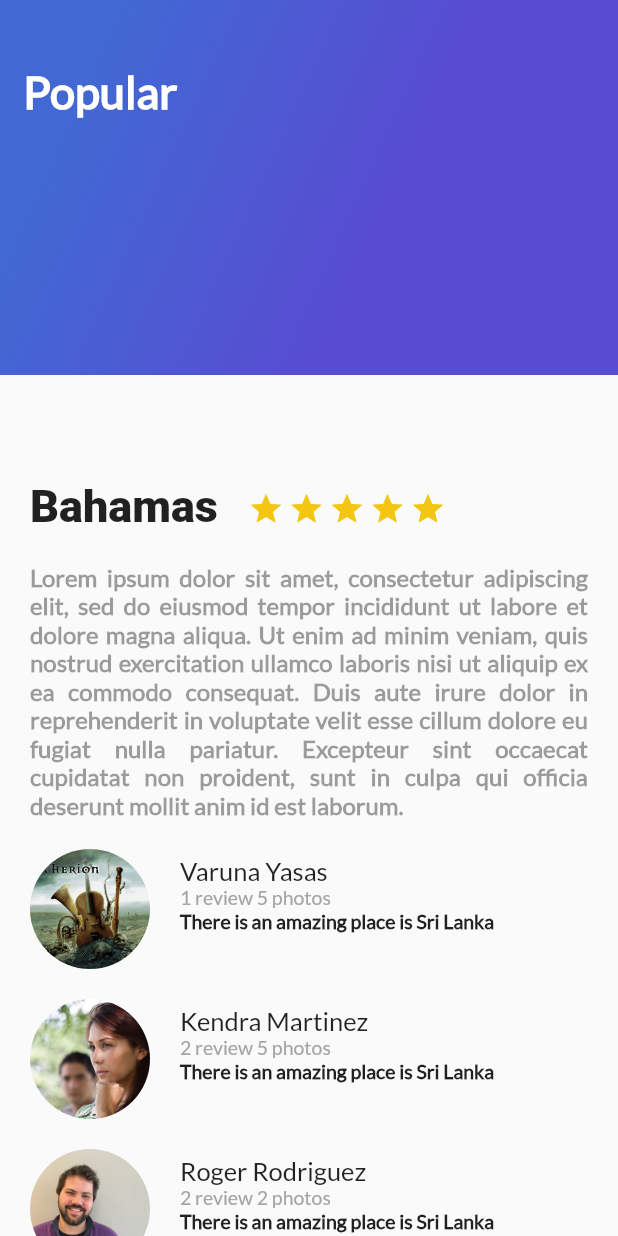
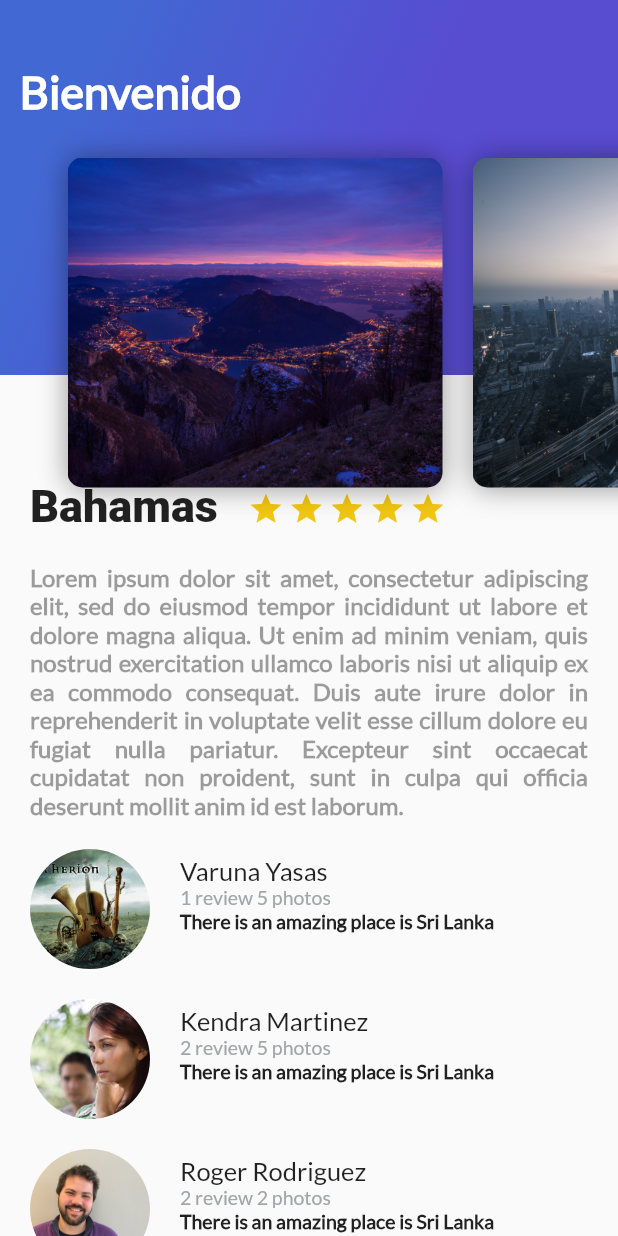
Before and after one commit to Rod20/Starting-in-Flutter, a Flutter app: the screen it shows after launch, on a phone screen of 412 x 824 dp. Run offline on Flutter 3.47's test engine with Material 2 defaults, Android fonts, the phone set to English and light mode, and no system bars.

Commit message:
Construyendo la Lista de Cards Parte 2/2 Terminado

```diff
--- /dev/null
+++ b/lib/card_image_list.dart
@@ -0,0 +1,23 @@
+import 'package:flutter/material.dart';
+import 'card_image.dart';
+
+class CardImageList extends StatelessWidget {
+  @override
+  Widget build(BuildContext context) {
+    return Container(
+      height: 350.0,
+      child: ListView(
+        padding: EdgeInsets.all(25.0),
+        scrollDirection: Axis.horizontal,
+        children: <Widget>[
+          CardImage("assets/images/image1.jpg"),
+          CardImage("assets/images/image2.jpg"),
+          CardImage("assets/images/image3.jpg"),
+          CardImage("assets/images/image4.jpg"),
+          CardImage("assets/images/image5.jpg"),
+          CardImage("assets/images/image6.jpg")
+        ],
+      ),
+    );
+  }
+}
--- /dev/null
+++ b/lib/header_appbar.dart
@@ -0,0 +1,15 @@
+import 'package:flutter/material.dart';
+import 'gradient_back.dart';
+import 'card_image_list.dart';
+
+class HeaderAppBar extends StatelessWidget {
+  @override
+  Widget build(BuildContext context) {
+    return Stack(
+      children: <Widget>[
+        GradientBack("Bienvenido"),
+        CardImageList(),
+      ],
+    );
+  }
+}
--- a/lib/main.dart
+++ b/lib/main.dart
@@ -2,6 +2,7 @@ import 'package:flutter/material.dart';
 import 'description_place.dart';
 import 'review_list.dart';
 import 'gradient_back.dart';
+import 'header_appbar.dart';
 
 void main() => runApp(MyApp());
 
@@ -30,7 +31,7 @@ class MyApp extends StatelessWidget {
                 ReviewList()
               ],
             ),
-            GradientBack("Popular")
+            HeaderAppBar()
           ],
         ), // Sirve para poner un elemento encima de otro
       ),
```
